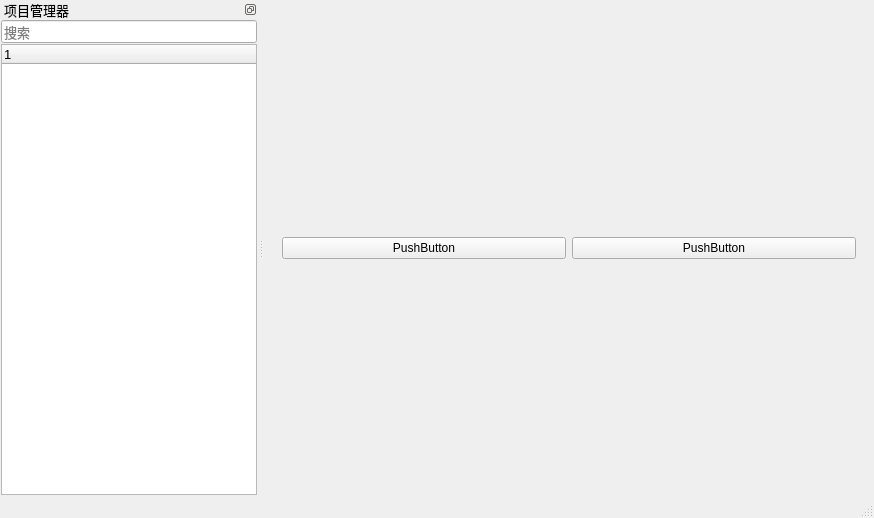
luckyPtr/BitmapStudio, file BmpManager/mainwindow.ui: the form before one commit.
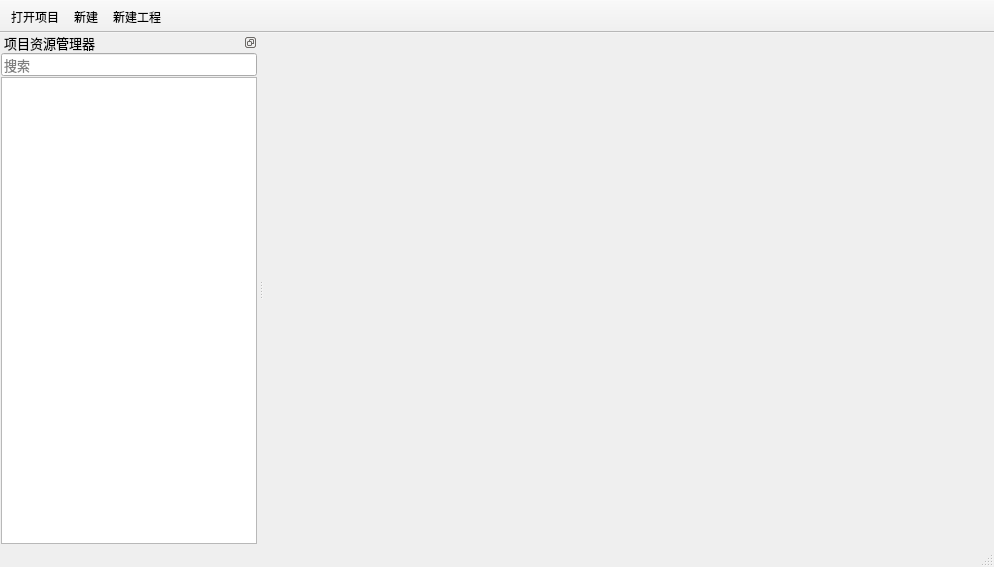
The form after the commit. Icons and pictures are not drawn.

Commit message: 初步完成项目资源treeview

```diff
--- a/BmpManager/mainwindow.ui
+++ b/BmpManager/mainwindow.ui
@@ -6,8 +6,8 @@
    <rect>
     <x>0</x>
     <y>0</y>
-    <width>874</width>
-    <height>518</height>
+    <width>994</width>
+    <height>567</height>
    </rect>
   </property>
   <property name="windowTitle">
@@ -18,22 +18,7 @@
     <item row="0" column="0">
      <widget class="QStackedWidget" name="stackedWidget">
       <widget class="QWidget" name="page_3">
-       <layout class="QHBoxLayout" name="horizontalLayout">
-        <item>
-         <widget class="QPushButton" name="pushButton">
-          <property name="text">
-           <string>PushButton</string>
-          </property>
-         </widget>
-        </item>
-        <item>
-         <widget class="QPushButton" name="pushButton_2">
-          <property name="text">
-           <string>PushButton</string>
-          </property>
-         </widget>
-        </item>
-       </layout>
+       <layout class="QHBoxLayout" name="horizontalLayout"/>
       </widget>
       <widget class="QWidget" name="page_4"/>
      </widget>
@@ -68,7 +53,7 @@
     <set>Qt::LeftDockWidgetArea|Qt::RightDockWidgetArea</set>
    </property>
    <property name="windowTitle">
-    <string>项目管理器</string>
+    <string>项目资源管理器</string>
    </property>
    <attribute name="dockWidgetArea">
     <number>1</number>
@@ -95,26 +80,119 @@
      </property>
      <item>
       <widget class="QLineEdit" name="lineEditSerch">
+       <property name="autoFillBackground">
+        <bool>false</bool>
+       </property>
        <property name="dragEnabled">
         <bool>false</bool>
        </property>
        <property name="placeholderText">
         <string>搜索</string>
        </property>
+       <property name="clearButtonEnabled">
+        <bool>true</bool>
+       </property>
       </widget>
      </item>
      <item>
-      <widget class="QTreeWidget" name="treeWidgetProject">
-       <column>
-        <property name="text">
-         <string notr="true">1</string>
-        </property>
-       </column>
+      <widget class="QTreeView" name="treeViewProject">
+       <property name="font">
+        <font>
+         <family>Arial</family>
+         <pointsize>11</pointsize>
+        </font>
+       </property>
+       <property name="focusPolicy">
+        <enum>Qt::ClickFocus</enum>
+       </property>
+       <property name="editTriggers">
+        <set>QAbstractItemView::EditKeyPressed</set>
+       </property>
+       <property name="dragEnabled">
+        <bool>true</bool>
+       </property>
+       <property name="dragDropMode">
+        <enum>QAbstractItemView::DragOnly</enum>
+       </property>
+       <property name="alternatingRowColors">
+        <bool>false</bool>
+       </property>
+       <property name="animated">
+        <bool>true</bool>
+       </property>
+       <attribute name="headerVisible">
+        <bool>false</bool>
+       </attribute>
       </widget>
      </item>
     </layout>
    </widget>
   </widget>
+  <widget class="QToolBar" name="toolBar">
+   <property name="windowTitle">
+    <string>toolBar</string>
+   </property>
+   <property name="movable">
+    <bool>false</bool>
+   </property>
+   <property name="iconSize">
+    <size>
+     <width>32</width>
+     <height>32</height>
+    </size>
+   </property>
+   <property name="toolButtonStyle">
+    <enum>Qt::ToolButtonIconOnly</enum>
+   </property>
+   <property name="floatable">
+    <bool>true</bool>
+   </property>
+   <attribute name="toolBarArea">
+    <enum>TopToolBarArea</enum>
+   </attribute>
+   <attribute name="toolBarBreak">
+    <bool>false</bool>
+   </attribute>
+   <addaction name="actOpenProject"/>
+   <addaction name="actNew"/>
+   <addaction name="actNewProject"/>
+  </widget>
+  <action name="actOpenProject">
+   <property name="icon">
+    <iconset resource="Img.qrc">
+     <normaloff>:/Image/Toolbar/OpenProject.svg</normaloff>:/Image/Toolbar/OpenProject.svg</iconset>
+   </property>
+   <property name="text">
+    <string>打开项目</string>
+   </property>
+   <property name="priority">
+    <enum>QAction::NormalPriority</enum>
+   </property>
+  </action>
+  <action name="actNew">
+   <property name="icon">
+    <iconset resource="Img.qrc">
+     <normaloff>:/Image/TreeIco/Project.png</normaloff>:/Image/TreeIco/Project.png</iconset>
+   </property>
+   <property name="text">
+    <string>新建</string>
+   </property>
+   <property name="toolTip">
+    <string>新建...</string>
+   </property>
+   <property name="menuRole">
+    <enum>QAction::TextHeuristicRole</enum>
+   </property>
+  </action>
+  <action name="actNewProject">
+   <property name="icon">
+    <iconset resource="Img.qrc">
+     <normaloff>:/Image/TreeIco/Image.svg</normaloff>:/Image/TreeIco/Image.svg</iconset>
+   </property>
+   <property name="text">
+    <string>新建工程</string>
+   </property>
+  </action>
  </widget>
  <resources/>
  <connections/>
```
Left out of the diff: 8 changed lines with no effect on the pictures. The commit also changes 13 other files.
